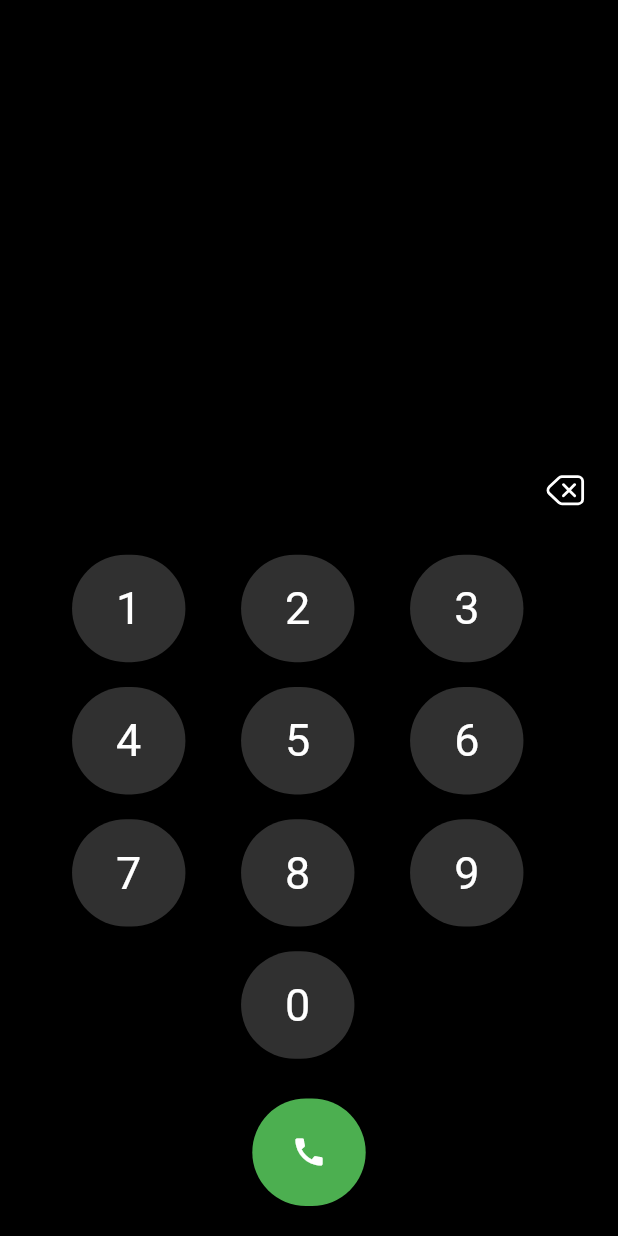
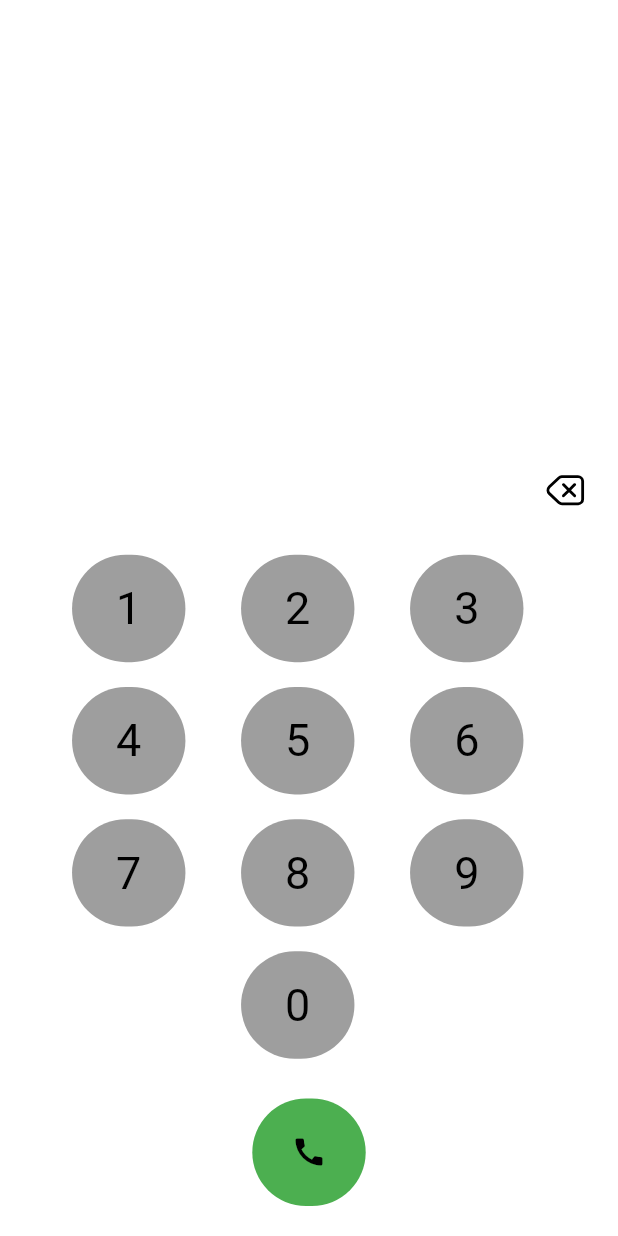
Before and after one commit to abhixv/ContactApp, a Flutter app: the screen it shows after launch, after a tap on an icon or button, on a phone screen of 412 x 824 dp. Run offline on Flutter 3.47's test engine with Material 2 defaults, Android fonts, the phone set to English and light mode, and no system bars; our stand-ins replace fluentui_icons, flutter_contacts; missing offline and left inert: call_log, flutter_phone_direct_caller.

Commit message:
Add System theme Support

```diff
--- a/lib/main.dart
+++ b/lib/main.dart
@@ -1,3 +1,4 @@
+import 'package:contactapp/theme.dart';
 import 'package:contactapp/views/HomeView/home_page.dart';
 import 'package:flutter/material.dart';
 
@@ -11,9 +12,9 @@ class MyApp extends StatelessWidget {
   Widget build(BuildContext context) {
     return MaterialApp(
       debugShowCheckedModeBanner: false,
-      theme: ThemeData(
-        primarySwatch: Colors.blue,
-      ),
+      themeMode: ThemeMode.system,
+      theme: MyTheme.light(context),
+      darkTheme: MyTheme.dark(context),
       home: const HomePage(),
     );
   }
--- /dev/null
+++ b/lib/theme.dart
@@ -0,0 +1,22 @@
+import 'package:flutter/material.dart';
+
+class MyTheme {
+  static ThemeData light(BuildContext context) => ThemeData(
+      appBarTheme: const AppBarTheme(
+        color: Colors.white,
+      ),
+      brightness: Brightness.light,
+      backgroundColor: Colors.white,
+      accentColor: Colors.black,
+      canvasColor: Colors.grey);
+
+  static ThemeData dark(BuildContext context) => ThemeData(
+      appBarTheme: const AppBarTheme(
+        color: Colors.black,
+        elevation: 0.0,
+      ),
+      brightness: Brightness.dark,
+      backgroundColor: Colors.black,
+      accentColor: Colors.white,
+      canvasColor: Colors.grey);
+}
--- a/lib/views/HomeView/home_page.dart
+++ b/lib/views/HomeView/home_page.dart
@@ -16,7 +16,7 @@ class _HomePageState extends State<HomePage> {
   @override
   Widget build(BuildContext context) {
     return Scaffold(
-      backgroundColor: Colors.black,
+      backgroundColor: Theme.of(context).backgroundColor,
       body: PageView(
         physics: const NeverScrollableScrollPhysics(),
         onPageChanged: (index) {
@@ -32,9 +32,9 @@ class _HomePageState extends State<HomePage> {
       ),
       bottomNavigationBar: NavigationBarTheme(
         data: NavigationBarThemeData(
-          backgroundColor: Colors.black,
+          backgroundColor: Theme.of(context).backgroundColor,
           labelTextStyle: MaterialStateProperty.all(
-            const TextStyle(color: Colors.white, fontSize: 11),
+            TextStyle(color: Theme.of(context).accentColor, fontSize: 11),
           ),
         ),
         child: NavigationBar(
@@ -47,26 +47,26 @@ class _HomePageState extends State<HomePage> {
               pageController.jumpToPage(index);
             });
           },
-          destinations: const [
+          destinations: [
             NavigationDestination(
               icon: Icon(
                 FluentSystemIcons.ic_fluent_history_regular,
-                color: Colors.white,
+                color: Theme.of(context).accentColor,
               ),
               selectedIcon: Icon(
                 FluentSystemIcons.ic_fluent_history_filled,
-                color: Colors.white,
+                color: Theme.of(context).accentColor,
               ),
               label: "Call History",
             ),
             NavigationDestination(
               icon: Icon(
                 FluentSystemIcons.ic_fluent_contact_card_regular,
-                color: Colors.white,
+                color: Theme.of(context).accentColor,
               ),
               selectedIcon: Icon(
                 FluentSystemIcons.ic_fluent_contact_card_filled,
-                color: Colors.white,
+                color: Theme.of(context).accentColor,
               ),
               label: "Contacts",
             ),
--- a/lib/views/PageViews/contact_page.dart
+++ b/lib/views/PageViews/contact_page.dart
@@ -58,12 +58,15 @@ class _ContactPageState extends State<ContactPage> with WidgetsBindingObserver {
   @override
   Widget build(BuildContext context) {
     return Scaffold(
-      backgroundColor: Colors.black,
+      backgroundColor: Theme.of(context).backgroundColor,
       appBar: AppBar(
-        backgroundColor: Colors.black,
-        title: const Text(
+        elevation: 0.0,
+        backgroundColor: Theme.of(context).backgroundColor,
+        title: Text(
           "History",
-          style: TextStyle(fontWeight: FontWeight.w300, color: Colors.white),
+          style: TextStyle(
+              fontWeight: FontWeight.w500,
+              color: Theme.of(context).accentColor),
         ),
       ),
       body: FutureBuilder(
@@ -116,7 +119,10 @@ class _ContactPageState extends State<ContactPage> with WidgetsBindingObserver {
                                   CircleAvatar(
                                       backgroundColor:
                                           getRandomElement(randomColor),
-                                      child: const Icon(Icons.person)),
+                                      child: Icon(
+                                        Icons.person,
+                                        color: Theme.of(context).accentColor,
+                                      )),
                                   const SizedBox(
                                     width: 15,
                                   ),
@@ -126,8 +132,9 @@ class _ContactPageState extends State<ContactPage> with WidgetsBindingObserver {
                                     children: [
                                       Text(
                                         "${cl.getTitle(entries!.elementAt(index))}",
-                                        style: const TextStyle(
-                                            color: Colors.white,
+                                        style: TextStyle(
+                                            color:
+                                                Theme.of(context).accentColor,
                                             fontSize: 16,
                                             fontWeight: FontWeight.w300),
                                       ),
@@ -144,8 +151,9 @@ class _ContactPageState extends State<ContactPage> with WidgetsBindingObserver {
                                               cl.getTime(entries
                                                   .elementAt(index)
                                                   .duration!),
-                                          style: const TextStyle(
-                                            color: Colors.white,
+                                          style: TextStyle(
+                                            color:
+                                                Theme.of(context).accentColor,
                                             fontSize: 14,
                                             fontWeight: FontWeight.w300,
                                           )),
@@ -161,9 +169,9 @@ class _ContactPageState extends State<ContactPage> with WidgetsBindingObserver {
                                   await FlutterPhoneDirectCaller.callNumber(
                                       entries.elementAt(index).number!);
                                 },
-                                child: const Icon(
+                                child: Icon(
                                   Icons.call,
-                                  color: Colors.white,
+                                  color: Theme.of(context).accentColor,
                                 ),
                               )
                             ],
@@ -183,11 +191,11 @@ class _ContactPageState extends State<ContactPage> with WidgetsBindingObserver {
           }),
       floatingActionButtonLocation: FloatingActionButtonLocation.centerFloat,
       floatingActionButton: FloatingActionButton(
-        backgroundColor: Colors.grey.withOpacity(0.3),
-        child: const Icon(
+        backgroundColor: Theme.of(context).canvasColor,
+        child: Icon(
           FluentSystemIcons.ic_fluent_dialpad_filled,
           size: 30,
-          color: Colors.white,
+          color: Theme.of(context).accentColor,
         ),
         onPressed: () => getDialPad(context),
       ),
@@ -200,23 +208,23 @@ class _ContactPageState extends State<ContactPage> with WidgetsBindingObserver {
       child: Align(
         child: Row(
           mainAxisAlignment: MainAxisAlignment.start,
-          children: const <Widget>[
-            SizedBox(
+          children: <Widget>[
+            const SizedBox(
               width: 20,
             ),
             Icon(
               Icons.message,
-              color: Colors.white,
+              color: Theme.of(context).accentColor,
             ),
-            SizedBox(
+            const SizedBox(
               width: 10,
             ),
             Padding(
-              padding: EdgeInsets.all(8.0),
+              padding: const EdgeInsets.all(8.0),
               child: Text(
                 "Message",
                 style: TextStyle(
-                  color: Colors.white,
+                  color: Theme.of(context).accentColor,
                   fontWeight: FontWeight.w700,
                 ),
                 textAlign: TextAlign.left,
@@ -232,7 +240,7 @@ class _ContactPageState extends State<ContactPage> with WidgetsBindingObserver {
   getDialPad(BuildContext context) {
     return showModalBottomSheet(
       isScrollControlled: true,
-      backgroundColor: Colors.black,
+      backgroundColor: Theme.of(context).backgroundColor,
       barrierColor: Colors.transparent,
       context: context,
       builder: (context) {
@@ -249,15 +257,16 @@ class _ContactPageState extends State<ContactPage> with WidgetsBindingObserver {
                     readOnly: true,
                     controller: numberController,
                     textAlign: TextAlign.center,
-                    style: const TextStyle(
-                        color: Colors.white,
+                    style: TextStyle(
+                        color: Theme.of(context).accentColor,
                         fontSize: 30,
                         fontWeight: FontWeight.w300),
-                    decoration: const InputDecoration(
+                    decoration: InputDecoration(
                         border: InputBorder.none,
                         hintText: "",
                         hintStyle: TextStyle(
-                            color: Colors.white, fontWeight: FontWeight.w300)),
+                            color: Theme.of(context).accentColor,
+                            fontWeight: FontWeight.w300)),
                   ),
                 ),
                 GestureDetector(
@@ -269,11 +278,11 @@ class _ContactPageState extends State<ContactPage> with WidgetsBindingObserver {
                       });
                     }
                   },
-                  child: const Padding(
-                    padding: EdgeInsets.all(8.0),
+                  child: Padding(
+                    padding: const EdgeInsets.all(8.0),
                     child: Icon(
                       FluentSystemIcons.ic_fluent_backspace_regular,
-                      color: Colors.white,
+                      color: Theme.of(context).accentColor,
                       size: 30,
                     ),
                   ),
@@ -298,10 +307,10 @@ class _ContactPageState extends State<ContactPage> with WidgetsBindingObserver {
                   onTap: () async {
                     await FlutterPhoneDirectCaller.callNumber(number);
                   },
-                  child: const Center(
+                  child: Center(
                       child: Icon(
                     Icons.call,
-                    color: Colors.white,
+                    color: Theme.of(context).accentColor,
                   )),
                   borderRadius: BorderRadius.circular(50.0),
                 )),
@@ -320,20 +329,20 @@ class _ContactPageState extends State<ContactPage> with WidgetsBindingObserver {
       child: Align(
         child: Row(
           mainAxisAlignment: MainAxisAlignment.end,
-          children: const <Widget>[
+          children: <Widget>[
             Icon(
               Icons.call,
-              color: Colors.white,
+              color: Theme.of(context).accentColor,
             ),
             Text(
               " Call Now",
               style: TextStyle(
-                color: Colors.white,
+                color: Theme.of(context).accentColor,
                 fontWeight: FontWeight.w700,
               ),
               textAlign: TextAlign.right,
             ),
-            SizedBox(
+            const SizedBox(
               width: 20,
             ),
           ],
@@ -352,15 +361,15 @@ class _ContactPageState extends State<ContactPage> with WidgetsBindingObserver {
             height: MediaQuery.of(context).size.height / 11.5,
             width: MediaQuery.of(context).size.width / 5.45,
             decoration: BoxDecoration(
-                color: Colors.grey.withOpacity(0.3),
+                color: Theme.of(context).canvasColor,
                 borderRadius: BorderRadius.circular(50.0)),
             child: InkWell(
               onTap: () => numberClick("1"),
-              child: const Center(
+              child: Center(
                 child: Text(
                   "1",
                   style: TextStyle(
-                      color: Colors.white,
+                      color: Theme.of(context).accentColor,
                       fontWeight: FontWeight.w400,
                       fontSize: 30.0),
                 ),
@@ -374,15 +383,15 @@ class _ContactPageState extends State<ContactPage> with WidgetsBindingObserver {
             height: MediaQuery.of(context).size.height / 11.5,
             width: MediaQuery.of(context).size.width / 5.45,
             decoration: BoxDecoration(
-                color: Colors.grey.withOpacity(0.3),
+                color: Theme.of(context).canvasColor,
                 borderRadius: BorderRadius.circular(50.0)),
             child: InkWell(
               onTap: () => numberClick("2"),
-              child: const Center(
+              child: Center(
                 child: Text(
                   "2",
                   style: TextStyle(
-                      color: Colors.white,
+                      color: Theme.of(context).accentColor,
                       fontWeight: FontWeight.w400,
                       fontSize: 30.0),
                 ),
@@ -396,15 +405,15 @@ class _ContactPageState extends State<ContactPage> with WidgetsBindingObserver {
             height: MediaQuery.of(context).size.height / 11.5,
             width: MediaQuery.of(context).size.width / 5.45,
             decoration: BoxDecoration(
-                color: Colors.grey.withOpacity(0.3),
+                color: Theme.of(context).canvasColor,
                 borderRadius: BorderRadius.circular(50.0)),
             child: InkWell(
               onTap: () => numberClick("3"),
-              child: const Center(
+              child: Center(
                 child: Text(
                   "3",
                   style: TextStyle(
-                      color: Colors.white,
+                      color: Theme.of(context).accentColor,
                       fontWeight: FontWeight.w400,
                       fontSize: 30.0),
                 ),
@@ -427,15 +436,15 @@ class _ContactPageState extends State<ContactPage> with WidgetsBindingObserver {
             height: MediaQuery.of(context).size.height / 11.5,
             width: MediaQuery.of(context).size.width / 5.45,
             decoration: BoxDecoration(
-                color: Colors.grey.withOpacity(0.3),
+                color: Theme.of(context).canvasColor,
                 borderRadius: BorderRadius.circular(50.0)),
             child: InkWell(
               onTap: () => numberClick("4"),
-              child: const Center(
+              child: Center(
                 child: Text(
                   "4",
                   style: TextStyle(
-                      color: Colors.white,
+                      color: Theme.of(context).accentColor,
                       fontWeight: FontWeight.w400,
                       fontSize: 30.0),
                 ),
@@ -449,15 +458,15 @@ class _ContactPageState extends State<ContactPage> with WidgetsBindingObserver {
             height: MediaQuery.of(context).size.height / 11.5,
             width: MediaQuery.of(context).size.width / 5.45,
             decoration: BoxDecoration(
-                color: Colors.grey.withOpacity(0.3),
+                color: Theme.of(context).canvasColor,
                 borderRadius: BorderRadius.circular(50.0)),
             child: InkWell(
               onTap: () => numberClick("5"),
-              child: const Center(
+              child: Center(
                 child: Text(
                   "5",
                   style: TextStyle(
-                      color: Colors.white,
+                      color: Theme.of(context).accentColor,
                       fontWeight: FontWeight.w400,
                       fontSize: 30.0),
                 ),
@@ -471,15 +480,15 @@ class _ContactPageState extends State<ContactPage> with WidgetsBindingObserver {
             height: MediaQuery.of(context).size.height / 11.5,
             width: MediaQuery.of(context).size.width / 5.45,
             decoration: BoxDecoration(
-                color: Colors.grey.withOpacity(0.3),
+                color: Theme.of(context).canvasColor,
                 borderRadius: BorderRadius.circular(50.0)),
             child: InkWell(
               onTap: () => numberClick("6"),
-              child: const Center(
+              child: Center(
                 child: Text(
                   "6",
                   style: TextStyle(
-                      color: Colors.white,
+                      color: Theme.of(context).accentColor,
                       fontWeight: FontWeight.w400,
                       fontSize: 30.0),
                 ),
@@ -502,15 +511,15 @@ class _ContactPageState extends State<ContactPage> with WidgetsBindingObserver {
             height: MediaQuery.of(context).size.height / 11.5,
             width: MediaQuery.of(context).size.width / 5.45,
             decoration: BoxDecoration(
-                color: Colors.grey.withOpacity(0.3),
+                color: Theme.of(context).canvasColor,
                 borderRadius: BorderRadius.circular(50.0)),
             child: InkWell(
               onTap: () => numberClick("7"),
-              child: const Center(
+              child: Center(
                 child: Text(
                   "7",
                   style: TextStyle(
-                      color: Colors.white,
+                      color: Theme.of(context).accentColor,
                       fontWeight: FontWeight.w400,
                       fontSize: 30.0),
                 ),
@@ -524,15 +533,15 @@ class _ContactPageState extends State<ContactPage> with WidgetsBindingObserver {
             height: MediaQuery.of(context).size.height / 11.5,
             width: MediaQuery.of(context).size.width / 5.45,
             decoration: BoxDecoration(
-                color: Colors.grey.withOpacity(0.3),
+                color: Theme.of(context).canvasColor,
                 borderRadius: BorderRadius.circular(50.0)),
             child: InkWell(
               onTap: () => numberClick("8"),
-              child: const Center(
+              child: Center(
                 child: Text(
                   "8",
                   style: TextStyle(
-                      color: Colors.white,
+                      color: Theme.of(context).accentColor,
                       fontWeight: FontWeight.w400,
                       fontSize: 30.0),
                 ),
@@ -546,15 +555,15 @@ class _ContactPageState extends State<ContactPage> with WidgetsBindingObserver {
             height: MediaQuery.of(context).size.height / 11.5,
             width: MediaQuery.of(context).size.width / 5.45,
             decoration: BoxDecoration(
-                color: Colors.grey.withOpacity(0.3),
+                color: Theme.of(context).canvasColor,
                 borderRadius: BorderRadius.circular(50.0)),
             child: InkWell(
               onTap: () => numberClick("9"),
-              child: const Center(
+              child: Center(
                 child: Text(
                   "9",
                   style: TextStyle(
-                      color: Colors.white,
+                      color: Theme.of(context).accentColor,
                       fontWeight: FontWeight.w400,
                       fontSize: 30.0),
                 ),
@@ -577,15 +586,15 @@ class _ContactPageState extends State<ContactPage> with WidgetsBindingObserver {
             height: MediaQuery.of(context).size.height / 11.5,
             width: MediaQuery.of(context).size.width / 5.45,
             decoration: BoxDecoration(
-                color: Colors.grey.withOpacity(0.3),
+                color: Theme.of(context).canvasColor,
                 borderRadius: BorderRadius.circular(50.0)),
             child: InkWell(
               onTap: () => numberClick("0"),
-              child: const Center(
+              child: Center(
                 child: Text(
                   "0",
                   style: TextStyle(
-                      color: Colors.white,
+                      color: Theme.of(context).accentColor,
                       fontWeight: FontWeight.w400,
                       fontSize: 30.0),
                 ),
@@ -629,14 +638,14 @@ class _ContactPageState extends State<ContactPage> with WidgetsBindingObserver {
       String duration, String phoneNumber) {
     return showModalBottomSheet(
         isScrollControlled: true,
-        backgroundColor: Colors.black,
+        backgroundColor: Theme.of(context).backgroundColor,
         barrierColor: Colors.transparent,
         context: context,
         builder: (context) {
           return Container(
             height: MediaQuery.of(context).size.height * 0.6,
             width: MediaQuery.of(context).size.width,
-            color: Colors.black,
+            color: Theme.of(context).backgroundColor,
             child: SingleChildScrollView(
               child: Column(
                 crossAxisAlignment: CrossAxisAlignment.start,
@@ -651,7 +660,7 @@ class _ContactPageState extends State<ContactPage> with WidgetsBindingObserver {
                             topRight: Radius.circular(10))),
                     child: Icon(
                       Icons.person,
-                      color: Colors.white,
+                      color: Theme.of(context).accentColor,
                       size: MediaQuery.of(context).size.width * 0.5,
                     ),
                   ),
@@ -661,53 +670,53 @@ class _ContactPageState extends State<ContactPage> with WidgetsBindingObserver {
                   ListTile(
                     title: Text(
                       firstName,
-                      style: const TextStyle(
-                          color: Colors.white,
+                      style: TextStyle(
+                          color: Theme.of(context).accentColor,
                           fontWeight: FontWeight.w300,
                           fontSize: 25),
                     ),
                     subtitle: Text(
                       date,
-                      style: const TextStyle(
-                          color: Colors.white,
+                      style: TextStyle(
+                          color: Theme.of(context).accentColor,
                           fontWeight: FontWeight.w300,
                           fontSize: 16),
                     ),
                   ),
-                  const Divider(
-                    color: Colors.grey,
+                  Divider(
+                    color: Theme.of(context).canvasColor,
                   ),
                   ListTile(
-                    title: const Text(
+                    title: Text(
                       "Duration",
                       style: TextStyle(
-                          color: Colors.white,
+                          color: Theme.of(context).accentColor,
                           fontWeight: FontWeight.w300,
                           fontSize: 18),
                     ),
                     subtitle: Text(
                       duration,
-                      style: const TextStyle(
-                          color: Colors.white,
+                      style: TextStyle(
+                          color: Theme.of(context).accentColor,
                           fontWeight: FontWeight.w300,
                           fontSize: 16),
                     ),
                   ),
-                  const Divider(
-                    color: Colors.grey,
+                  Divider(
+                    color: Theme.of(context).canvasColor,
                   ),
                   ListTile(
-                    title: const Text(
+                    title: Text(
                       "Phone Number",
                       style: TextStyle(
-                          color: Colors.white,
+                          color: Theme.of(context).accentColor,
                           fontWeight: FontWeight.w300,
                           fontSize: 18),
                     ),
                     subtitle: Text(
                       phoneNumber,
-                      style: const TextStyle(
-                          color: Colors.white,
+                      style: TextStyle(
+                          color: Theme.of(context).accentColor,
                           fontWeight: FontWeight.w300,
                           fontSize: 16),
                     ),
@@ -715,9 +724,9 @@ class _ContactPageState extends State<ContactPage> with WidgetsBindingObserver {
                       onTap: () async {
                         await FlutterPhoneDirectCaller.callNumber(phoneNumber);
                       },
-                      child: const Icon(
+                      child: Icon(
                         Icons.call,
-                        color: Colors.white,
+                        color: Theme.of(context).accentColor,
                       ),
                     ),
                   ),
--- a/lib/views/custom_text_field.dart
+++ b/lib/views/custom_text_field.dart
@@ -39,12 +39,16 @@ class _PhoneTextFieldState extends State<PhoneTextField> {
   Widget build(BuildContext context) {
     return TextField(
       controller: t1,
-      style: const TextStyle(color: Colors.white, fontWeight: FontWeight.w300),
-      decoration: const InputDecoration(
+      style: TextStyle(
+          color: Theme.of(context).accentColor, fontWeight: FontWeight.w300),
+      decoration: InputDecoration(
         hintText: "Search Contacts",
-        hintStyle: TextStyle(color: Colors.white, fontWeight: FontWeight.w300),
+        hintStyle: TextStyle(
+          color: Theme.of(context).accentColor,
+          fontWeight: FontWeight.w500,
+        ),
         border: InputBorder.none,
-        contentPadding: EdgeInsets.all(10),
+        contentPadding: const EdgeInsets.all(10),
       ),
       keyboardType: TextInputType.phone,
       textInputAction: TextInputAction.done,
```
Also changed, not shown: lib/views/PageViews/call_history.dart (+51 -49 lines), lib/views/HomeView/home_page_helper.dart (deleted).
